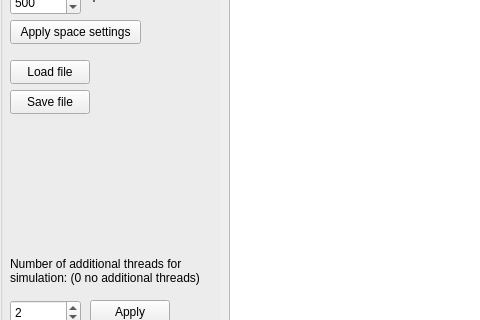
Old version of the form src/mainwindow.ui in the repository denis-fekete/icp_project; both pictures show x 0 to 480 and y 117 to 437 of the 1000 by 620 pixel window.
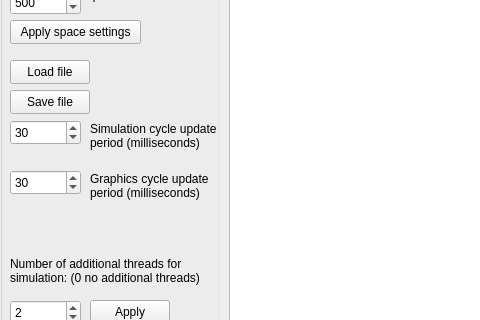
New version of the form. The open tabs and pages were chosen to show the change.

What changed in the file:
```diff
--- a/src/mainwindow.ui
+++ b/src/mainwindow.ui
@@ -236,6 +236,76 @@
         <bool>true</bool>
        </property>
       </widget>
+      <widget class="QSpinBox" name="world_input_simulationPeriod">
+       <property name="geometry">
+        <rect>
+         <x>10</x>
+         <y>180</y>
+         <width>71</width>
+         <height>25</height>
+        </rect>
+       </property>
+       <property name="maximum">
+        <number>99999</number>
+       </property>
+       <property name="value">
+        <number>30</number>
+       </property>
+      </widget>
+      <widget class="QLabel" name="label_12">
+       <property name="geometry">
+        <rect>
+         <x>90</x>
+         <y>180</y>
+         <width>131</width>
+         <height>31</height>
+        </rect>
+       </property>
+       <property name="text">
+        <string>Simulation cycle update period (milliseconds)</string>
+       </property>
+       <property name="wordWrap">
+        <bool>true</bool>
+       </property>
+      </widget>
+      <widget class="QSpinBox" name="world_input_graphicsPeriod">
+       <property name="geometry">
+        <rect>
+         <x>10</x>
+         <y>230</y>
+         <width>71</width>
+         <height>25</height>
+        </rect>
+       </property>
+       <property name="maximum">
+        <number>10000</number>
+       </property>
+       <property name="stepType">
+        <enum>QAbstractSpinBox::DefaultStepType</enum>
+       </property>
+       <property name="value">
+        <number>30</number>
+       </property>
+       <property name="displayIntegerBase">
+        <number>10</number>
+       </property>
+      </widget>
+      <widget class="QLabel" name="label_20">
+       <property name="geometry">
+        <rect>
+         <x>90</x>
+         <y>230</y>
+         <width>131</width>
+         <height>31</height>
+        </rect>
+       </property>
+       <property name="text">
+        <string>Graphics cycle update period (milliseconds)</string>
+       </property>
+       <property name="wordWrap">
+        <bool>true</bool>
+       </property>
+      </widget>
      </widget>
     </widget>
     <widget class="QWidget" name="obstacles">
```
Left out of the diff: 2 changed lines with no effect on the pictures.
